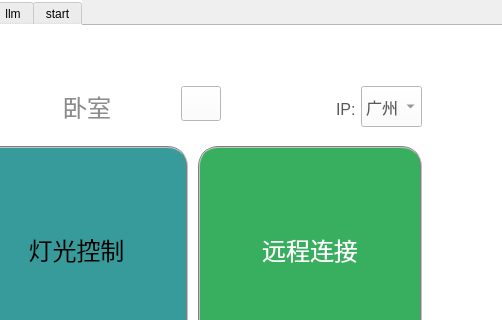
Above: mainwindow.ui from XJTU-HPC/smarthome before the change; both pictures show x 371 to 873 and y 0 to 320 of the 1280 by 800 pixel window. Below: the same form after it.
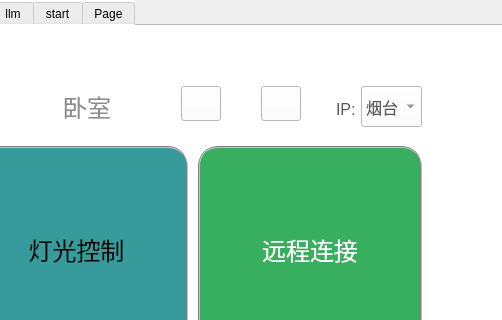
That is the form after the change. Icons and pictures are not drawn.

Diff of the .ui file:
```diff
--- a/mainwindow.ui
+++ b/mainwindow.ui
@@ -448,6 +448,11 @@
       <property name="styleSheet">
        <string notr="true">font-size:16px; color:  #595959;</string>
       </property>
+      <item>
+       <property name="text">
+        <string>烟台</string>
+       </property>
+      </item>
       <item>
        <property name="text">
         <string>广州</string>
@@ -475,6 +480,22 @@
        <string>IP: </string>
       </property>
      </widget>
+     <widget class="QPushButton" name="musicButton">
+      <property name="geometry">
+       <rect>
+        <x>630</x>
+        <y>60</y>
+        <width>40</width>
+        <height>35</height>
+       </rect>
+      </property>
+      <property name="styleSheet">
+       <string notr="true">border-image: url(:/card/music.png);</string>
+      </property>
+      <property name="text">
+       <string/>
+      </property>
+     </widget>
     </widget>
     <widget class="QWidget" name="tab_weather">
      <property name="styleSheet">
@@ -1944,6 +1965,11 @@
       <string>start</string>
      </attribute>
     </widget>
+    <widget class="QWidget" name="tab_music">
+     <attribute name="title">
+      <string>Page</string>
+     </attribute>
+    </widget>
    </widget>
   </widget>
  </widget>
```
